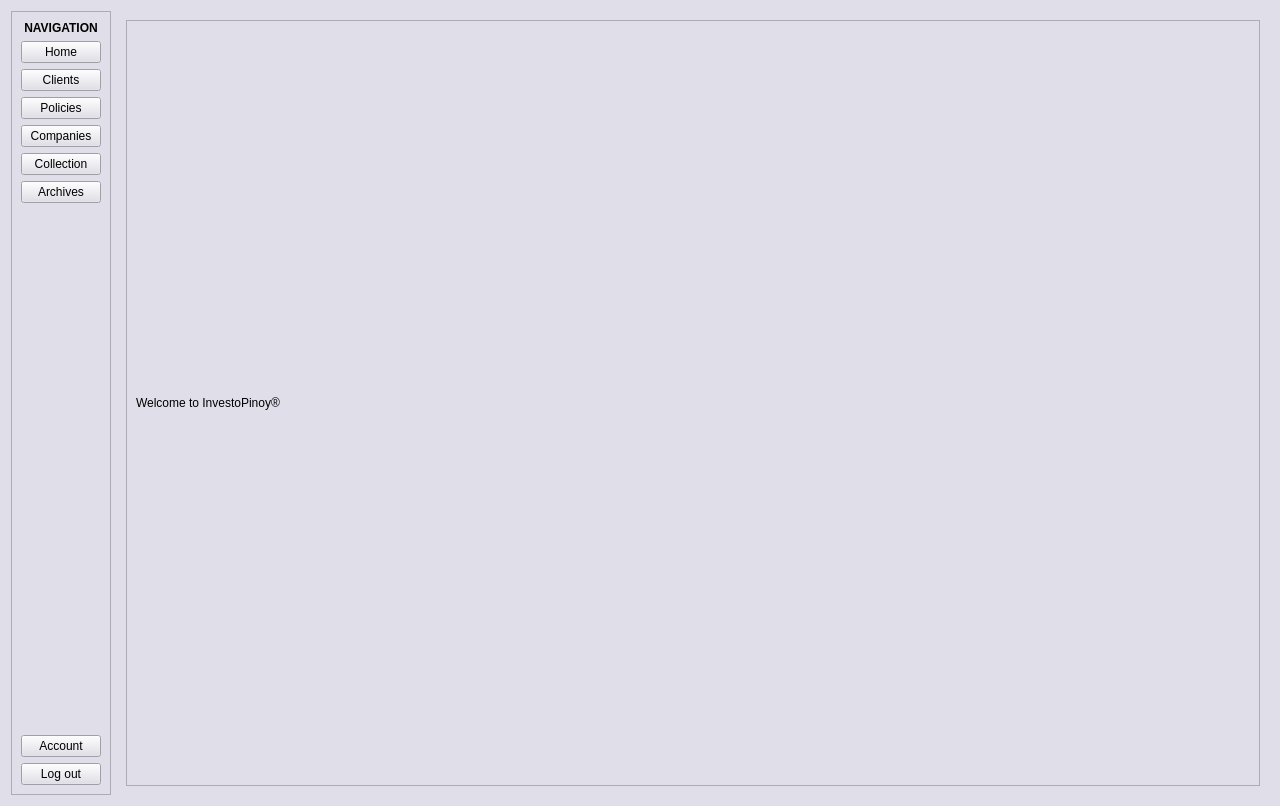
This is QtGUI/form.ui in Ponard/InvestoPinoy as Qt 5 draws it before an edit. The edited form follows.
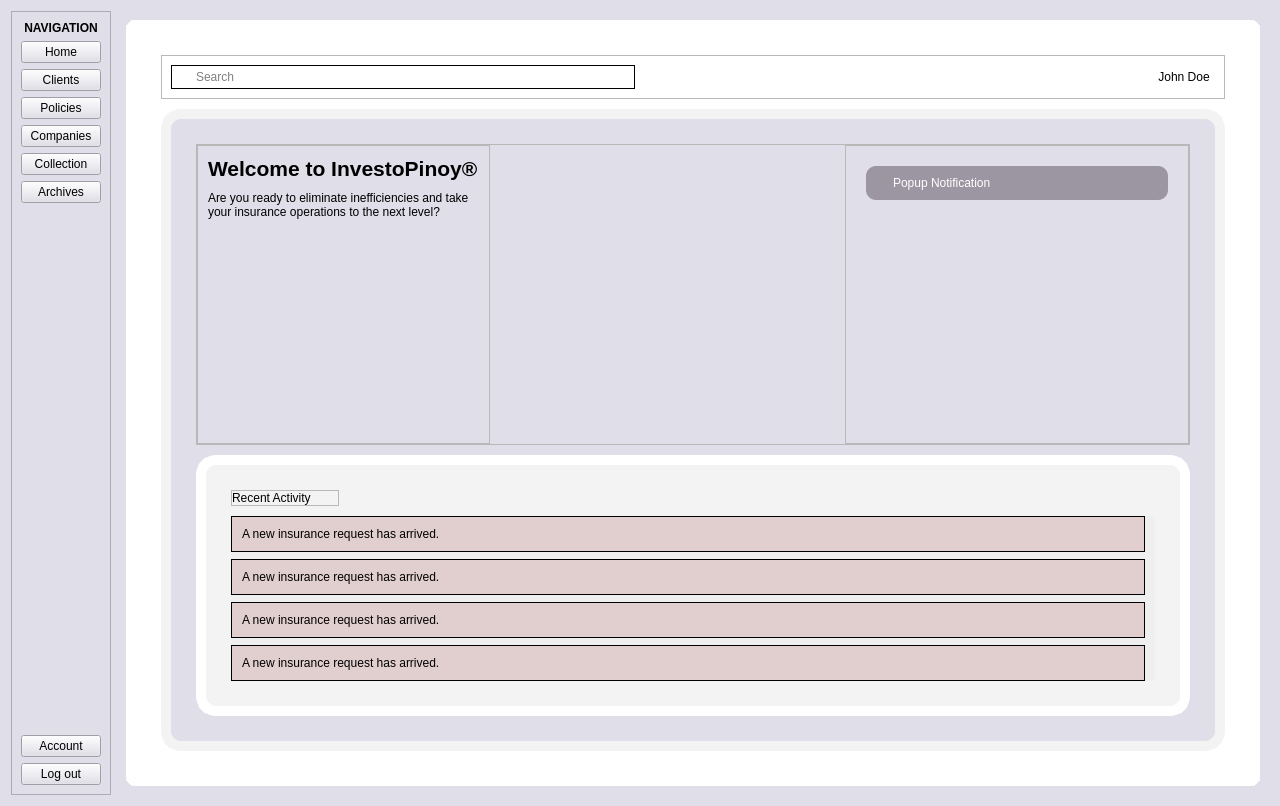
This is the edited form. The open tabs and pages were chosen to show the change. Icons and pictures are not drawn.

The edit to the form file:
```diff
--- a/QtGUI/form.ui
+++ b/QtGUI/form.ui
@@ -1068,6 +1068,32 @@
       <number>1</number>
      </property>
      <widget class="QWidget" name="home_tab">
+      <property name="styleSheet">
+       <string notr="true">#home_frame {
+	background-color: white;
+	border: 10px solid white;
+	border-radius: 10%;
+	padding: 15px;
+}
+#home_body {
+	background-color: rgb(224, 222, 232);
+	border: 10px solid rgb(243, 243, 243);
+	border-radius: 20%;
+	padding: 15px;
+}
+
+#recent_act_frame{
+	background-color: rgb(243, 243, 243);
+	border: 10px solid white;
+	border-radius: 20%;
+	padding: 15px;
+}
+#search_container{
+	background-color: white;
+	border: 1px solid black;
+	border-radius: 15%;
+}</string>
+      </property>
       <layout class="QVBoxLayout" name="verticalLayout_3">
        <item>
         <widget class="QFrame" name="home_frame">
@@ -1077,12 +1103,876 @@
          <property name="frameShadow">
           <enum>QFrame::Shadow::Raised</enum>
          </property>
-         <layout class="QVBoxLayout" name="verticalLayout_4">
+         <layout class="QVBoxLayout" name="verticalLayout_82">
+          <property name="spacing">
+           <number>10</number>
+          </property>
+          <property name="leftMargin">
+           <number>10</number>
+          </property>
+          <property name="topMargin">
+           <number>10</number>
+          </property>
+          <property name="rightMargin">
+           <number>10</number>
+          </property>
+          <property name="bottomMargin">
+           <number>10</number>
+          </property>
           <item>
-           <widget class="QLabel" name="home_welcome_label">
-            <property name="text">
-             <string>Welcome to InvestoPinoy®</string>
+           <widget class="QFrame" name="home_header_container">
+            <property name="styleSheet">
+             <string notr="true">QPushButton, QPushButton:flat {
+	background-color: white;
+	border: 0px solid white;
+	padding: 5;
+	border-radius: 10%;
+}
+QPushButton:hover {
+    background-color: rgb(239, 239, 239);
+	padding: 5;
+	border-radius: 10%;
+}</string>
             </property>
+            <property name="frameShape">
+             <enum>QFrame::Shape::StyledPanel</enum>
+            </property>
+            <property name="frameShadow">
+             <enum>QFrame::Shadow::Raised</enum>
+            </property>
+            <layout class="QHBoxLayout" name="horizontalLayout_11">
+             <item>
+              <widget class="QFrame" name="search_container">
+               <property name="sizePolicy">
+                <sizepolicy hsizetype="Preferred" vsizetype="Preferred">
+                 <horstretch>0</horstretch>
+                 <verstretch>0</verstretch>
+                </sizepolicy>
+               </property>
+               <property name="frameShape">
+                <enum>QFrame::Shape::StyledPanel</enum>
+               </property>
+               <property name="frameShadow">
+                <enum>QFrame::Shadow::Raised</enum>
+               </property>
+               <layout class="QHBoxLayout" name="horizontalLayout_10">
+                <property name="spacing">
+                 <number>5</number>
+                </property>
+                <property name="leftMargin">
+                 <number>10</number>
+                </property>
+                <property name="topMargin">
+                 <number>0</number>
+                </property>
+                <property name="rightMargin">
+                 <number>10</number>
+                </property>
+                <property name="bottomMargin">
+                 <number>0</number>
+                </property>
+                <item>
+                 <widget class="QLabel" name="search_icon">
+                  <property name="text">
+                   <string/>
+                  </property>
+                  <property name="pixmap">
+                   <pixmap>asset/search_icon.png</pixmap>
+                  </property>
+                 </widget>
+                </item>
+                <item>
+                 <widget class="QLineEdit" name="search_edit">
+                  <property name="sizePolicy">
+                   <sizepolicy hsizetype="Expanding" vsizetype="Maximum">
+                    <horstretch>0</horstretch>
+                    <verstretch>0</verstretch>
+                   </sizepolicy>
+                  </property>
+                  <property name="styleSheet">
+                   <string notr="true">#search_edit {
+border: 0px solid white;
+}</string>
+                  </property>
+                  <property name="placeholderText">
+                   <string>Search</string>
+                  </property>
+                  <property name="cursorMoveStyle">
+                   <enum>Qt::CursorMoveStyle::LogicalMoveStyle</enum>
+                  </property>
+                 </widget>
+                </item>
+               </layout>
+              </widget>
+             </item>
+             <item>
+              <spacer name="home_header_spacer">
+               <property name="orientation">
+                <enum>Qt::Orientation::Horizontal</enum>
+               </property>
+               <property name="sizeHint" stdset="0">
+                <size>
+                 <width>434</width>
+                 <height>20</height>
+                </size>
+               </property>
+              </spacer>
+             </item>
+             <item>
+              <widget class="QPushButton" name="bell_button">
+               <property name="sizePolicy">
+                <sizepolicy hsizetype="Maximum" vsizetype="Maximum">
+                 <horstretch>0</horstretch>
+                 <verstretch>0</verstretch>
+                </sizepolicy>
+               </property>
+               <property name="text">
+                <string/>
+               </property>
+               <property name="icon">
+                <iconset>
+                 <normaloff>asset/bell_icon.png</normaloff>asset/bell_icon.png</iconset>
+               </property>
+               <property name="iconSize">
+                <size>
+                 <width>30</width>
+                 <height>30</height>
+                </size>
+               </property>
+              </widget>
+             </item>
+             <item>
+              <widget class="QPushButton" name="user_button">
+               <property name="text">
+                <string>John Doe</string>
+               </property>
+               <property name="icon">
+                <iconset>
+                 <normaloff>asset/user_icon.png</normaloff>asset/user_icon.png</iconset>
+               </property>
+               <property name="iconSize">
+                <size>
+                 <width>30</width>
+                 <height>30</height>
+                </size>
+               </property>
+              </widget>
+             </item>
+            </layout>
+           </widget>
+          </item>
+          <item>
+           <widget class="QFrame" name="home_body">
+            <property name="frameShape">
+             <enum>QFrame::Shape::StyledPanel</enum>
+            </property>
+            <property name="frameShadow">
+             <enum>QFrame::Shadow::Raised</enum>
+            </property>
+            <layout class="QVBoxLayout" name="verticalLayout_81">
+             <property name="spacing">
+              <number>10</number>
+             </property>
+             <property name="leftMargin">
+              <number>10</number>
+             </property>
+             <property name="topMargin">
+              <number>10</number>
+             </property>
+             <property name="rightMargin">
+              <number>10</number>
+             </property>
+             <property name="bottomMargin">
+              <number>10</number>
+             </property>
+             <item>
+              <widget class="QFrame" name="frame">
+               <property name="frameShape">
+                <enum>QFrame::Shape::StyledPanel</enum>
+               </property>
+               <property name="frameShadow">
+                <enum>QFrame::Shadow::Raised</enum>
+               </property>
+               <layout class="QHBoxLayout" name="horizontalLayout_8">
+                <property name="spacing">
+                 <number>10</number>
+                </property>
+                <property name="leftMargin">
+                 <number>0</number>
+                </property>
+                <property name="topMargin">
+                 <number>0</number>
+                </property>
+                <property name="rightMargin">
+                 <number>0</number>
+                </property>
+                <property name="bottomMargin">
+                 <number>0</number>
+                </property>
+                <item>
+                 <widget class="QFrame" name="home_welcome_container">
+                  <property name="frameShape">
+                   <enum>QFrame::Shape::StyledPanel</enum>
+                  </property>
+                  <property name="frameShadow">
+                   <enum>QFrame::Shadow::Raised</enum>
+                  </property>
+                  <layout class="QVBoxLayout" name="verticalLayout_80">
+                   <property name="spacing">
+                    <number>10</number>
+                   </property>
+                   <property name="leftMargin">
+                    <number>10</number>
+                   </property>
+                   <property name="topMargin">
+                    <number>10</number>
+                   </property>
+                   <property name="rightMargin">
+                    <number>10</number>
+                   </property>
+                   <property name="bottomMargin">
+                    <number>10</number>
+                   </property>
+                   <item>
+                    <widget class="QLabel" name="home_welcome">
+                     <property name="sizePolicy">
+                      <sizepolicy hsizetype="Preferred" vsizetype="Maximum">
+                       <horstretch>0</horstretch>
+                       <verstretch>0</verstretch>
+                      </sizepolicy>
+                     </property>
+                     <property name="font">
+                      <font>
+                       <pointsize>16</pointsize>
+                       <bold>true</bold>
+                      </font>
+                     </property>
+                     <property name="text">
+                      <string>Welcome to InvestoPinoy®</string>
+                     </property>
+                    </widget>
+                   </item>
+                   <item>
+                    <widget class="QLabel" name="home_info">
+                     <property name="sizePolicy">
+                      <sizepolicy hsizetype="Preferred" vsizetype="Expanding">
+                       <horstretch>0</horstretch>
+                       <verstretch>0</verstretch>
+                      </sizepolicy>
+                     </property>
+                     <property name="text">
+                      <string>Are you ready to eliminate inefficiencies and take your insurance operations to the next level?</string>
+                     </property>
+                     <property name="alignment">
+                      <set>Qt::AlignmentFlag::AlignLeading|Qt::AlignmentFlag::AlignLeft|Qt::AlignmentFlag::AlignTop</set>
+                     </property>
+                     <property name="wordWrap">
+                      <bool>true</bool>
+                     </property>
+                    </widget>
+                   </item>
+                  </layout>
+                 </widget>
+                </item>
+                <item>
+                 <spacer name="horizontalSpacer_3">
+                  <property name="orientation">
+                   <enum>Qt::Orientation::Horizontal</enum>
+                  </property>
+                  <property name="sizeHint" stdset="0">
+                   <size>
+                    <width>40</width>
+                    <height>20</height>
+                   </size>
+                  </property>
+                 </spacer>
+                </item>
+                <item>
+                 <widget class="QFrame" name="popup_container">
+                  <property name="styleSheet">
+                   <string notr="true"/>
+                  </property>
+                  <property name="frameShape">
+                   <enum>QFrame::Shape::StyledPanel</enum>
+                  </property>
+                  <property name="frameShadow">
+                   <enum>QFrame::Shadow::Raised</enum>
+                  </property>
+                  <layout class="QVBoxLayout" name="verticalLayout_83">
+                   <property name="spacing">
+                    <number>10</number>
+                   </property>
+                   <property name="leftMargin">
+                    <number>10</number>
+                   </property>
+                   <property name="topMargin">
+                    <number>10</number>
+                   </property>
+                   <property name="rightMargin">
+                    <number>10</number>
+                   </property>
+                   <property name="bottomMargin">
+                    <number>10</number>
+                   </property>
+                   <item>
+                    <widget class="QScrollArea" name="popup_notif">
+                     <property name="styleSheet">
+                      <string notr="true">#popup_notif {
+background-color: rgb(224, 222, 232);
+}</string>
+                     </property>
+                     <property name="frameShape">
+                      <enum>QFrame::Shape::NoFrame</enum>
+                     </property>
+                     <property name="frameShadow">
+                      <enum>QFrame::Shadow::Plain</enum>
+                     </property>
+                     <property name="lineWidth">
+                      <number>0</number>
+                     </property>
+                     <property name="horizontalScrollBarPolicy">
+                      <enum>Qt::ScrollBarPolicy::ScrollBarAlwaysOff</enum>
+                     </property>
+                     <property name="widgetResizable">
+                      <bool>true</bool>
+                     </property>
+                     <property name="alignment">
+                      <set>Qt::AlignmentFlag::AlignLeading|Qt::AlignmentFlag::AlignLeft|Qt::AlignmentFlag::AlignTop</set>
+                     </property>
+                     <widget class="QWidget" name="popup_notif_container">
+                      <property name="geometry">
+                       <rect>
+                        <x>0</x>
+                        <y>0</y>
+                        <width>264</width>
+                        <height>87</height>
+                       </rect>
+                      </property>
+                      <property name="sizePolicy">
+                       <sizepolicy hsizetype="Preferred" vsizetype="Maximum">
+                        <horstretch>0</horstretch>
+                        <verstretch>0</verstretch>
+                       </sizepolicy>
+                      </property>
+                      <property name="styleSheet">
+                       <string notr="true">#popup_notif_container {
+background-color: rgb(224, 222, 232);
+}</string>
+                      </property>
+                      <layout class="QVBoxLayout" name="verticalLayout_79">
+                       <property name="spacing">
+                        <number>5</number>
+                       </property>
+                       <property name="leftMargin">
+                        <number>10</number>
+                       </property>
+                       <property name="topMargin">
+                        <number>10</number>
+                       </property>
+                       <property name="rightMargin">
+                        <number>10</number>
+                       </property>
+                       <property name="bottomMargin">
+                        <number>10</number>
+                       </property>
+                       <item>
+                        <widget class="QFrame" name="popup_frame">
+                         <property name="sizePolicy">
+                          <sizepolicy hsizetype="Preferred" vsizetype="Maximum">
+                           <horstretch>0</horstretch>
+                           <verstretch>0</verstretch>
+                          </sizepolicy>
+                         </property>
+                         <property name="styleSheet">
+                          <string notr="true">#popup_frame {
+background-color: rgb(156, 149, 162);
+border-radius: 10%;
+}</string>
+                         </property>
+                         <property name="frameShape">
+                          <enum>QFrame::Shape::StyledPanel</enum>
+                         </property>
+                         <property name="frameShadow">
+                          <enum>QFrame::Shadow::Raised</enum>
+                         </property>
+                         <layout class="QHBoxLayout" name="horizontalLayout_7">
+                          <property name="spacing">
+                           <number>10</number>
+                          </property>
+                          <property name="leftMargin">
+                           <number>10</number>
+                          </property>
+                          <property name="topMargin">
+                           <number>10</number>
+                          </property>
+                          <property name="rightMargin">
+                           <number>10</number>
+                          </property>
+                          <property name="bottomMargin">
+                           <number>10</number>
+                          </property>
+                          <item>
+                           <widget class="QLabel" name="popup_icon">
+                            <property name="sizePolicy">
+                             <sizepolicy hsizetype="Maximum" vsizetype="Maximum">
+                              <horstretch>0</horstretch>
+                              <verstretch>0</verstretch>
+                             </sizepolicy>
+                            </property>
+                            <property name="autoFillBackground">
+                             <bool>false</bool>
+                            </property>
+                            <property name="styleSheet">
+                             <string notr="true"/>
+                            </property>
+                            <property name="lineWidth">
+                             <number>0</number>
+                            </property>
+                            <property name="pixmap">
+                             <pixmap>asset/doc_icon.png</pixmap>
+                            </property>
+                            <property name="scaledContents">
+                             <bool>false</bool>
+                            </property>
+                           </widget>
+                          </item>
+                          <item>
+                           <widget class="QLabel" name="popup_label">
+                            <property name="sizePolicy">
+                             <sizepolicy hsizetype="Expanding" vsizetype="Maximum">
+                              <horstretch>0</horstretch>
+                              <verstretch>0</verstretch>
+                             </sizepolicy>
+                            </property>
+                            <property name="styleSheet">
+                             <string notr="true">color: white;</string>
+                            </property>
+                            <property name="text">
+                             <string>Popup Notification</string>
+                            </property>
+                            <property name="alignment">
+                             <set>Qt::AlignmentFlag::AlignLeading|Qt::AlignmentFlag::AlignLeft|Qt::AlignmentFlag::AlignVCenter</set>
+                            </property>
+                           </widget>
+                          </item>
+                         </layout>
+                        </widget>
+                       </item>
+                      </layout>
+                     </widget>
+                    </widget>
+                   </item>
+                  </layout>
+                 </widget>
+                </item>
+               </layout>
+              </widget>
+             </item>
+             <item>
+              <widget class="QFrame" name="recent_act_frame">
+               <property name="frameShape">
+                <enum>QFrame::Shape::NoFrame</enum>
+               </property>
+               <property name="frameShadow">
+                <enum>QFrame::Shadow::Plain</enum>
+               </property>
+               <property name="lineWidth">
+                <number>0</number>
+               </property>
+               <layout class="QVBoxLayout" name="verticalLayout_78">
+                <property name="spacing">
+                 <number>10</number>
+                </property>
+                <property name="leftMargin">
+                 <number>10</number>
+                </property>
+                <property name="topMargin">
+                 <number>10</number>
+                </property>
+                <property name="rightMargin">
+                 <number>10</number>
+                </property>
+                <property name="bottomMargin">
+                 <number>10</number>
+                </property>
+                <item>
+                 <widget class="QFrame" name="recenct_act_header">
+                  <property name="sizePolicy">
+                   <sizepolicy hsizetype="Maximum" vsizetype="Maximum">
+                    <horstretch>0</horstretch>
+                    <verstretch>0</verstretch>
+                   </sizepolicy>
+                  </property>
+                  <property name="frameShape">
+                   <enum>QFrame::Shape::StyledPanel</enum>
+                  </property>
+                  <property name="frameShadow">
+                   <enum>QFrame::Shadow::Raised</enum>
+                  </property>
+                  <layout class="QHBoxLayout" name="horizontalLayout_4">
+                   <property name="spacing">
+                    <number>10</number>
+                   </property>
+                   <property name="leftMargin">
+                    <number>0</number>
+                   </property>
+                   <property name="topMargin">
+                    <number>0</number>
+                   </property>
+                   <property name="rightMargin">
+                    <number>10</number>
+                   </property>
+                   <property name="bottomMargin">
+                    <number>0</number>
+                   </property>
+                   <item>
+                    <widget class="QLabel" name="recent_act_label">
+                     <property name="sizePolicy">
+                      <sizepolicy hsizetype="Maximum" vsizetype="Maximum">
+                       <horstretch>0</horstretch>
+                       <verstretch>0</verstretch>
+                      </sizepolicy>
+                     </property>
+                     <property name="text">
+                      <string>Recent Activity</string>
+                     </property>
+                    </widget>
+                   </item>
+                   <item>
+                    <widget class="QLabel" name="recent_act_icon">
+                     <property name="sizePolicy">
+                      <sizepolicy hsizetype="Maximum" vsizetype="Maximum">
+                       <horstretch>0</horstretch>
+                       <verstretch>0</verstretch>
+                      </sizepolicy>
+                     </property>
+                     <property name="text">
+                      <string/>
+                     </property>
+                     <property name="pixmap">
+                      <pixmap>asset/graph_icon.png</pixmap>
+                     </property>
+                     <property name="scaledContents">
+                      <bool>false</bool>
+                     </property>
+                    </widget>
+                   </item>
+                  </layout>
+                 </widget>
+                </item>
+                <item>
+                 <widget class="QScrollArea" name="recent_act">
+                  <property name="sizePolicy">
+                   <sizepolicy hsizetype="Expanding" vsizetype="Fixed">
+                    <horstretch>0</horstretch>
+                    <verstretch>0</verstretch>
+                   </sizepolicy>
+                  </property>
+                  <property name="minimumSize">
+                   <size>
+                    <width>0</width>
+                    <height>126</height>
+                   </size>
+                  </property>
+                  <property name="styleSheet">
+                   <string notr="true"/>
+                  </property>
+                  <property name="frameShape">
+                   <enum>QFrame::Shape::NoFrame</enum>
+                  </property>
+                  <property name="frameShadow">
+                   <enum>QFrame::Shadow::Plain</enum>
+                  </property>
+                  <property name="lineWidth">
+                   <number>0</number>
+                  </property>
+                  <property name="verticalScrollBarPolicy">
+                   <enum>Qt::ScrollBarPolicy::ScrollBarAsNeeded</enum>
+                  </property>
+                  <property name="horizontalScrollBarPolicy">
+                   <enum>Qt::ScrollBarPolicy::ScrollBarAlwaysOff</enum>
+                  </property>
+                  <property name="widgetResizable">
+                   <bool>true</bool>
+                  </property>
+                  <property name="alignment">
+                   <set>Qt::AlignmentFlag::AlignLeading|Qt::AlignmentFlag::AlignLeft|Qt::AlignmentFlag::AlignTop</set>
+                  </property>
+                  <widget class="QWidget" name="recent_act_container">
+                   <property name="geometry">
+                    <rect>
+                     <x>0</x>
+                     <y>0</y>
+                     <width>900</width>
+                     <height>189</height>
+                    </rect>
+                   </property>
+                   <property name="sizePolicy">
+                    <sizepolicy hsizetype="Preferred" vsizetype="Maximum">
+                     <horstretch>0</horstretch>
+                     <verstretch>0</verstretch>
+                    </sizepolicy>
+                   </property>
+                   <layout class="QVBoxLayout" name="verticalLayout_4">
+                    <property name="spacing">
+                     <number>7</number>
+                    </property>
+                    <property name="leftMargin">
+                     <number>0</number>
+                    </property>
+                    <property name="topMargin">
+                     <number>0</number>
+                    </property>
+                    <property name="rightMargin">
+                     <number>10</number>
+                    </property>
+                    <property name="bottomMargin">
+                     <number>0</number>
+                    </property>
+                    <item>
+                     <widget class="QFrame" name="activity_container_4">
+                      <property name="sizePolicy">
+                       <sizepolicy hsizetype="Preferred" vsizetype="Maximum">
+                        <horstretch>0</horstretch>
+                        <verstretch>0</verstretch>
+                       </sizepolicy>
+                      </property>
+                      <property name="styleSheet">
+                       <string notr="true">#activity_container_4 {
+background-color: rgb(225, 206, 206);
+border: 1px solid black;
+border-radius: 20%;
+}</string>
+                      </property>
+                      <property name="frameShape">
+                       <enum>QFrame::Shape::NoFrame</enum>
+                      </property>
+                      <property name="frameShadow">
+                       <enum>QFrame::Shadow::Plain</enum>
+                      </property>
+                      <property name="lineWidth">
+                       <number>0</number>
+                      </property>
+                      <layout class="QHBoxLayout" name="horizontalLayout_14">
+                       <property name="spacing">
+                        <number>10</number>
+                       </property>
+                       <property name="leftMargin">
+                        <number>10</number>
+                       </property>
+                       <property name="topMargin">
+                        <number>10</number>
+                       </property>
+                       <property name="rightMargin">
+                        <number>10</number>
+                       </property>
+                       <property name="bottomMargin">
+                        <number>10</number>
+                       </property>
+                       <item>
+                        <widget class="QLabel" name="activity_label_4">
+                         <property name="sizePolicy">
+                          <sizepolicy hsizetype="Preferred" vsizetype="Maximum">
+                           <horstretch>0</horstretch>
+                           <verstretch>0</verstretch>
+                          </sizepolicy>
+                         </property>
+                         <property name="lineWidth">
+                          <number>0</number>
+                         </property>
+                         <property name="text">
+                          <string>A new insurance request has arrived.</string>
+                         </property>
+                        </widget>
+                       </item>
+                      </layout>
+                     </widget>
+                    </item>
+                    <item>
+                     <widget class="QFrame" name="activity_container_2">
+                      <property name="sizePolicy">
+                       <sizepolicy hsizetype="Preferred" vsizetype="Maximum">
+                        <horstretch>0</horstretch>
+                        <verstretch>0</verstretch>
+                       </sizepolicy>
+                      </property>
+                      <property name="styleSheet">
+                       <string notr="true">#activity_container_2 {
+background-color: rgb(225, 206, 206);
+border: 1px solid black;
+border-radius: 20%;
+}</string>
+                      </property>
+                      <property name="frameShape">
+                       <enum>QFrame::Shape::NoFrame</enum>
+                      </property>
+                      <property name="frameShadow">
+                       <enum>QFrame::Shadow::Plain</enum>
+                      </property>
+                      <property name="lineWidth">
+                       <number>0</number>
+                      </property>
+                      <layout class="QHBoxLayout" name="horizontalLayout_12">
+                       <property name="spacing">
+                        <number>10</number>
+                       </property>
+                       <property name="leftMargin">
+                        <number>10</number>
+                       </property>
+                       <property name="topMargin">
+                        <number>10</number>
+                       </property>
+                       <property name="rightMargin">
+                        <number>10</number>
+                       </property>
+                       <property name="bottomMargin">
+                        <number>10</number>
+                       </property>
+                       <item>
+                        <widget class="QLabel" name="activity_label_2">
+                         <property name="sizePolicy">
+                          <sizepolicy hsizetype="Preferred" vsizetype="Maximum">
+                           <horstretch>0</horstretch>
+                           <verstretch>0</verstretch>
+                          </sizepolicy>
+                         </property>
+                         <property name="lineWidth">
+                          <number>0</number>
+                         </property>
+                         <property name="text">
+                          <string>A new insurance request has arrived.</string>
+                         </property>
+                        </widget>
+                       </item>
+                      </layout>
+                     </widget>
+                    </item>
+                    <item>
+                     <widget class="QFrame" name="activity_container_3">
+                      <property name="sizePolicy">
+                       <sizepolicy hsizetype="Preferred" vsizetype="Maximum">
+                        <horstretch>0</horstretch>
+                        <verstretch>0</verstretch>
+                       </sizepolicy>
+                      </property>
+                      <property name="styleSheet">
+                       <string notr="true">#activity_container_3 {
+background-color: rgb(225, 206, 206);
+border: 1px solid black;
+border-radius: 20%;
+}</string>
+                      </property>
+                      <property name="frameShape">
+                       <enum>QFrame::Shape::NoFrame</enum>
+                      </property>
+                      <property name="frameShadow">
+                       <enum>QFrame::Shadow::Plain</enum>
+                      </property>
+                      <property name="lineWidth">
+                       <number>0</number>
+                      </property>
+                      <layout class="QHBoxLayout" name="horizontalLayout_13">
+                       <property name="spacing">
+                        <number>10</number>
+                       </property>
+                       <property name="leftMargin">
+                        <number>10</number>
+                       </property>
+                       <property name="topMargin">
+                        <number>10</number>
+                       </property>
+                       <property name="rightMargin">
+                        <number>10</number>
+                       </property>
+                       <property name="bottomMargin">
+                        <number>10</number>
+                       </property>
+                       <item>
+                        <widget class="QLabel" name="activity_label_3">
+                         <property name="sizePolicy">
+                          <sizepolicy hsizetype="Preferred" vsizetype="Maximum">
+                           <horstretch>0</horstretch>
+                           <verstretch>0</verstretch>
+                          </sizepolicy>
+                         </property>
+                         <property name="lineWidth">
+                          <number>0</number>
+                         </property>
+                         <property name="text">
+                          <string>A new insurance request has arrived.</string>
+                         </property>
+                        </widget>
+                       </item>
+                      </layout>
+                     </widget>
+                    </item>
+                    <item>
+                     <widget class="QFrame" name="activity_container">
+                      <property name="sizePolicy">
+                       <sizepolicy hsizetype="Preferred" vsizetype="Maximum">
+                        <horstretch>0</horstretch>
+                        <verstretch>0</verstretch>
+                       </sizepolicy>
+                      </property>
+                      <property name="styleSheet">
+                       <string notr="true">#activity_container {
+background-color: rgb(225, 206, 206);
+border: 1px solid black;
+border-radius: 20%;
+}</string>
+                      </property>
+                      <property name="frameShape">
+                       <enum>QFrame::Shape::NoFrame</enum>
+                      </property>
+                      <property name="frameShadow">
+                       <enum>QFrame::Shadow::Plain</enum>
+                      </property>
+                      <property name="lineWidth">
+                       <number>0</number>
+                      </property>
+                      <layout class="QHBoxLayout" name="horizontalLayout_6">
+                       <property name="spacing">
+                        <number>10</number>
+                       </property>
+                       <property name="leftMargin">
+                        <number>10</number>
+                       </property>
+                       <property name="topMargin">
+                        <number>10</number>
+                       </property>
+                       <property name="rightMargin">
+                        <number>10</number>
+                       </property>
+                       <property name="bottomMargin">
+                        <number>10</number>
+                       </property>
+                       <item>
+                        <widget class="QLabel" name="activity_label">
+                         <property name="sizePolicy">
+                          <sizepolicy hsizetype="Preferred" vsizetype="Maximum">
+                           <horstretch>0</horstretch>
+                           <verstretch>0</verstretch>
+                          </sizepolicy>
+                         </property>
+                         <property name="lineWidth">
+                          <number>0</number>
+                         </property>
+                         <property name="text">
+                          <string>A new insurance request has arrived.</string>
+                         </property>
+                        </widget>
+                       </item>
+                      </layout>
+                     </widget>
+                    </item>
+                   </layout>
+                  </widget>
+                 </widget>
+                </item>
+               </layout>
+              </widget>
+             </item>
+            </layout>
            </widget>
           </item>
          </layout>
```
Left out of the diff: 2 changed lines with no effect on the pictures.
